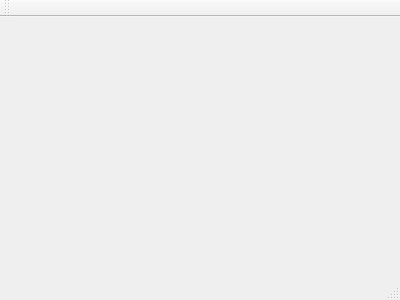
Old version of the form FinalNew/mainwindow.ui in the repository breadstory-x/my-painter.
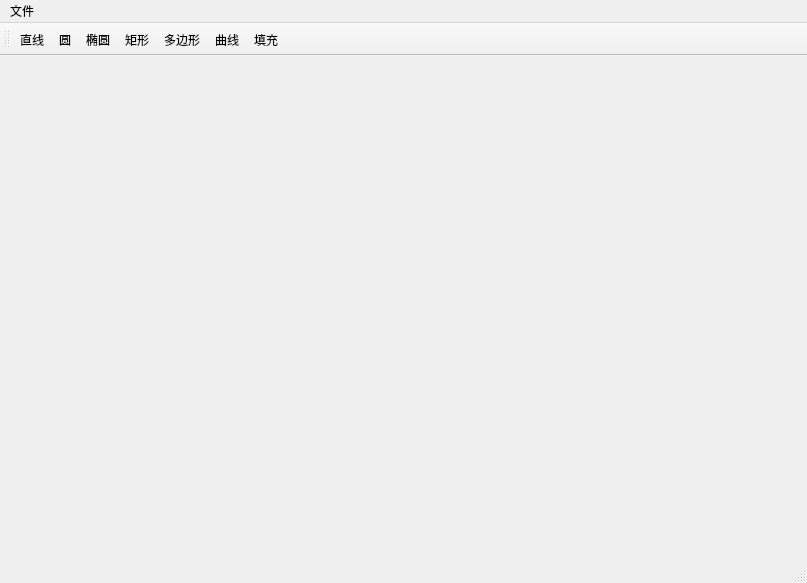
New version of the form. Icons and pictures are not drawn.

Commit message: 重构初步完成，目前已完成直线、圆、椭圆、矩形、多边形的绘制、编辑、平移。目前是全部画在Widget控件上面，如有保存需要，再转移到pixmap上。还需要完成填充（目前有已知bug：每次刷新重绘时无法保留状态）、旋转（控制点旋转，椭圆旋转问题）、缩放（控制点缩放）、裁剪（直线裁剪，与填充bug有冲突，期待下一次更新）

Diff of the .ui file:
```diff
--- a/FinalNew/mainwindow.ui
+++ b/FinalNew/mainwindow.ui
@@ -1,24 +1,146 @@
 <ui version="4.0">
  <class>MainWindow</class>
- <widget class="QMainWindow" name="MainWindow" >
-  <property name="geometry" >
+ <widget class="QMainWindow" name="MainWindow">
+  <property name="geometry">
    <rect>
     <x>0</x>
     <y>0</y>
-    <width>400</width>
-    <height>300</height>
+    <width>807</width>
+    <height>583</height>
    </rect>
   </property>
   <property name="windowTitle" >
    <string>MainWindow</string>
   </property>
-  <widget class="QMenuBar" name="menuBar" />
-  <widget class="QToolBar" name="mainToolBar" />
-  <widget class="QWidget" name="centralWidget" />
-  <widget class="QStatusBar" name="statusBar" />
+  <widget class="QWidget" name="centralWidget"/>
+  <widget class="QMenuBar" name="menuBar">
+   <property name="geometry">
+    <rect>
+     <x>0</x>
+     <y>0</y>
+     <width>807</width>
+     <height>23</height>
+    </rect>
+   </property>
+   <widget class="QMenu" name="menu">
+    <property name="title">
+     <string>文件</string>
+    </property>
+   </widget>
+   <addaction name="menu"/>
+  </widget>
+  <widget class="QToolBar" name="mainToolBar">
+   <property name="font">
+    <font>
+     <family>微软雅黑 Light</family>
+    </font>
+   </property>
+   <property name="toolButtonStyle">
+    <enum>Qt::ToolButtonTextUnderIcon</enum>
+   </property>
+   <attribute name="toolBarArea">
+    <enum>TopToolBarArea</enum>
+   </attribute>
+   <attribute name="toolBarBreak">
+    <bool>false</bool>
+   </attribute>
+   <addaction name="actionLine"/>
+   <addaction name="actionCircle"/>
+   <addaction name="actionEllipse"/>
+   <addaction name="actionRect"/>
+   <addaction name="actionPolygon"/>
+   <addaction name="actionCurve"/>
+   <addaction name="actionFill"/>
+  </widget>
+  <widget class="QStatusBar" name="statusBar"/>
+  <action name="actionLine">
+   <property name="checkable">
+    <bool>true</bool>
+   </property>
+   <property name="icon">
+    <iconset resource="icon.qrc">
+     <normaloff>:/icons/直线.bmp</normaloff>:/icons/直线.bmp</iconset>
+   </property>
+   <property name="text">
+    <string>直线</string>
+   </property>
+  </action>
+  <action name="actionCircle">
+   <property name="checkable">
+    <bool>true</bool>
+   </property>
+   <property name="icon">
+    <iconset resource="icon.qrc">
+     <normaloff>:/icons/圆.bmp</normaloff>:/icons/圆.bmp</iconset>
+   </property>
+   <property name="text">
+    <string>圆</string>
+   </property>
+  </action>
+  <action name="actionEllipse">
+   <property name="checkable">
+    <bool>true</bool>
+   </property>
+   <property name="icon">
+    <iconset resource="icon.qrc">
+     <normaloff>:/icons/椭圆.bmp</normaloff>:/icons/椭圆.bmp</iconset>
+   </property>
+   <property name="text">
+    <string>椭圆</string>
+   </property>
+  </action>
+  <action name="actionRect">
+   <property name="checkable">
+    <bool>true</bool>
+   </property>
+   <property name="icon">
+    <iconset resource="icon.qrc">
+     <normaloff>:/icons/矩形.bmp</normaloff>:/icons/矩形.bmp</iconset>
+   </property>
+   <property name="text">
+    <string>矩形</string>
+   </property>
+  </action>
+  <action name="actionPolygon">
+   <property name="checkable">
+    <bool>true</bool>
+   </property>
+   <property name="icon">
+    <iconset resource="icon.qrc">
+     <normaloff>:/icons/多边形.bmp</normaloff>:/icons/多边形.bmp</iconset>
+   </property>
+   <property name="text">
+    <string>多边形</string>
+   </property>
+  </action>
+  <action name="actionCurve">
+   <property name="checkable">
+    <bool>true</bool>
+   </property>
+   <property name="icon">
+    <iconset resource="icon.qrc">
+     <normaloff>:/icons/曲线.bmp</normaloff>:/icons/曲线.bmp</iconset>
+   </property>
+   <property name="text">
+    <string>曲线</string>
+   </property>
+  </action>
+  <action name="actionFill">
+   <property name="checkable">
+    <bool>true</bool>
+   </property>
+   <property name="icon">
+    <iconset resource="icon.qrc">
+     <normaloff>:/icons/颜料桶.bmp</normaloff>:/icons/颜料桶.bmp</iconset>
+   </property>
+   <property name="text">
+    <string>填充</string>
+   </property>
+  </action>
  </widget>
- <layoutDefault spacing="6" margin="11" />
- <pixmapfunction></pixmapfunction>
- <resources/>
+ <layoutdefault spacing="6" margin="11"/>
+ <resources>
+  <include location="icon.qrc"/>
+ </resources>
  <connections/>
 </ui>
```
Left out of the diff: 3 changed lines with no effect on the pictures. The commit also changes 33 other files.
